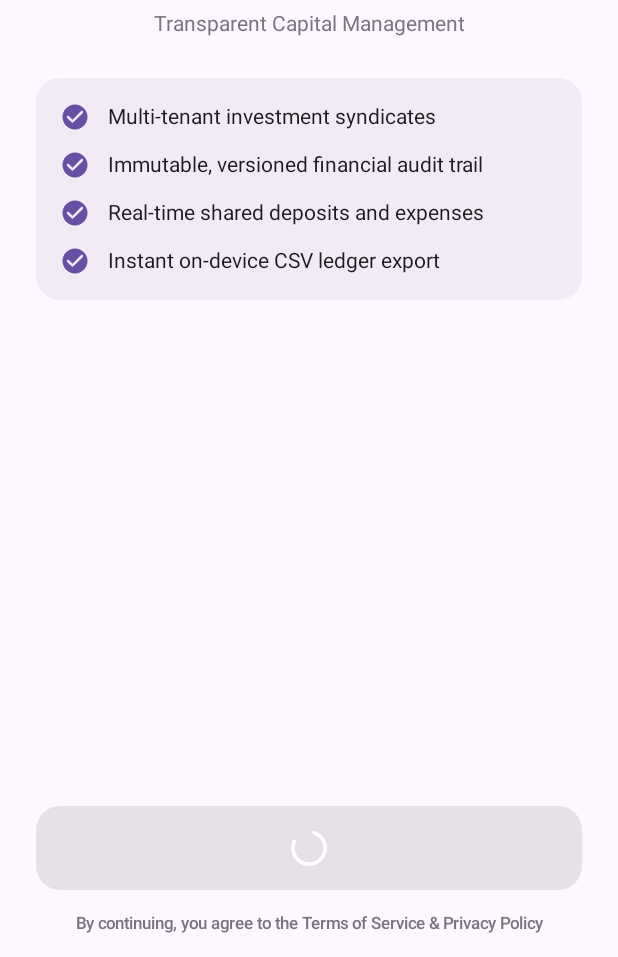
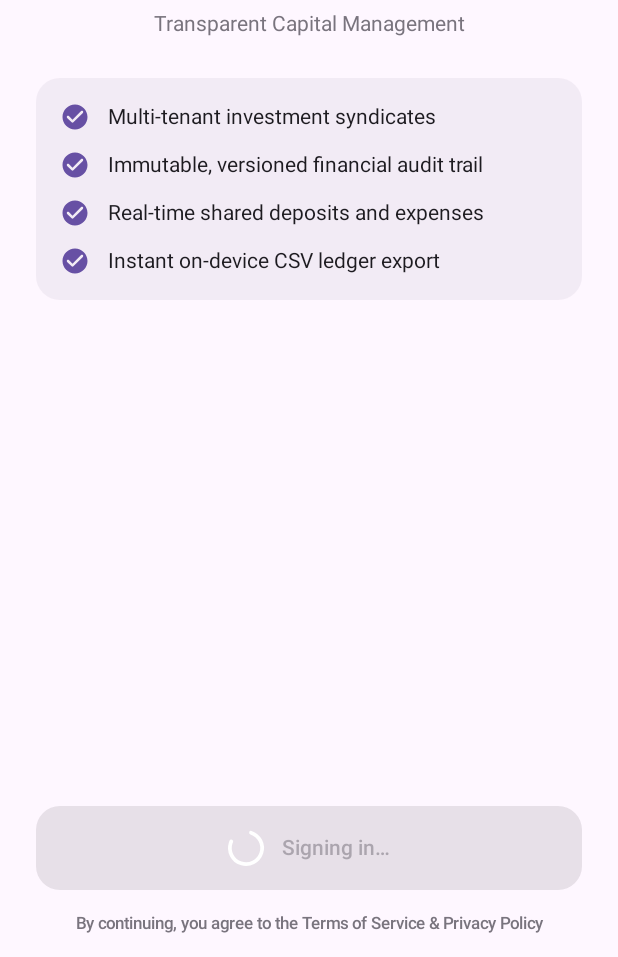
Before and after one commit to kawsar130/fund-circle, an Android app built with Jetpack Compose: the @Preview function AuthScreenPreviewLoading, on a phone screen of 412 x 824 dp, the part 279-1236 px from its top. Run offline under Robolectric (Android 15) with nearby library versions, the phone set to English and light mode, and no system bars.

Commit message:
fix(auth): harden offline profile sync, null photoUrl storage, and typed Credential Manager errors

```diff
--- a/app/src/main/java/com/fundcircle/app/presentation/screens/auth/AuthScreen.kt
+++ b/app/src/main/java/com/fundcircle/app/presentation/screens/auth/AuthScreen.kt
@@ -100,9 +100,7 @@ fun AuthScreen(
                         }
                         is GoogleSignInResult.Failure -> {
                             viewModel.onAction(
-                                AuthUiAction.GoogleSignInFailed(
-                                    UiText.DynamicString(result.message)
-                                )
+                                AuthUiAction.GoogleSignInFailed(result.error)
                             )
                         }
                     }
@@ -263,11 +261,22 @@ fun AuthScreenContent(
                             )
                         ) {
                             if (uiState.isLoading) {
-                                CircularProgressIndicator(
-                                    modifier = Modifier.size(24.dp),
-                                    color = MaterialTheme.colorScheme.onPrimary,
-                                    strokeWidth = 2.5.dp
-                                )
+                                Row(
+                                    verticalAlignment = Alignment.CenterVertically,
+                                    horizontalArrangement = Arrangement.Center
+                                ) {
+                                    CircularProgressIndicator(
+                                        modifier = Modifier.size(24.dp),
+                                        color = MaterialTheme.colorScheme.onPrimary,
+                                        strokeWidth = 2.5.dp
+                                    )
+                                    Spacer(modifier = Modifier.width(12.dp))
+                                    Text(
+                                        text = stringResource(R.string.auth_loading_signing_in),
+                                        style = MaterialTheme.typography.labelLarge,
+                                        fontWeight = FontWeight.SemiBold
+                                    )
+                                }
                             } else {
                                 Row(
                                     verticalAlignment = Alignment.CenterVertically,
--- a/app/src/main/java/com/fundcircle/app/presentation/theme/Theme.kt
+++ b/app/src/main/java/com/fundcircle/app/presentation/theme/Theme.kt
@@ -1,6 +1,8 @@
 package com.fundcircle.app.presentation.theme
 
 import android.app.Activity
+import android.content.Context
+import android.content.ContextWrapper
 import android.os.Build
 import androidx.compose.foundation.isSystemInDarkTheme
 import androidx.compose.material3.MaterialTheme
@@ -76,7 +78,7 @@ fun FundCircleTheme(
 
     if (!view.isInEditMode) {
         SideEffect {
-            val window = (view.context as? Activity)?.window ?: return@SideEffect
+            val window = view.context.findActivity()?.window ?: return@SideEffect
             val insetsController = WindowCompat.getInsetsController(window, view)
 
             insetsController.isAppearanceLightStatusBars = !darkTheme
@@ -95,3 +97,9 @@ fun FundCircleTheme(
         content = content
     )
 }
+
+private tailrec fun Context.findActivity(): Activity? = when (this) {
+    is Activity -> this
+    is ContextWrapper -> baseContext.findActivity()
+    else -> null
+}
--- a/app/src/main/res/mipmap-anydpi-v26/ic_launcher.xml
+++ b/app/src/main/res/mipmap-anydpi-v26/ic_launcher.xml
@@ -2,4 +2,5 @@
 <adaptive-icon xmlns:android="http://schemas.android.com/apk/res/android">
     <background android:drawable="@color/splash_primary" />
     <foreground android:drawable="@drawable/ic_launcher_foreground" />
+    <monochrome android:drawable="@drawable/ic_launcher_foreground" />
 </adaptive-icon>
--- a/app/src/main/res/mipmap-anydpi-v26/ic_launcher_round.xml
+++ b/app/src/main/res/mipmap-anydpi-v26/ic_launcher_round.xml
@@ -2,4 +2,5 @@
 <adaptive-icon xmlns:android="http://schemas.android.com/apk/res/android">
     <background android:drawable="@color/splash_primary" />
     <foreground android:drawable="@drawable/ic_launcher_foreground" />
+    <monochrome android:drawable="@drawable/ic_launcher_foreground" />
 </adaptive-icon>
```
Also changed, not shown: app/src/main/java/com/fundcircle/app/data/datasource/local/SessionLocalDataSourceImpl.kt (+6 -1 lines), app/src/main/java/com/fundcircle/app/data/datasource/remote/AuthRemoteDataSourceImpl.kt (+22 -4 lines), app/src/main/java/com/fundcircle/app/data/datasource/remote/GoogleAuthClient.kt (+15 -7 lines), 2 other files.
